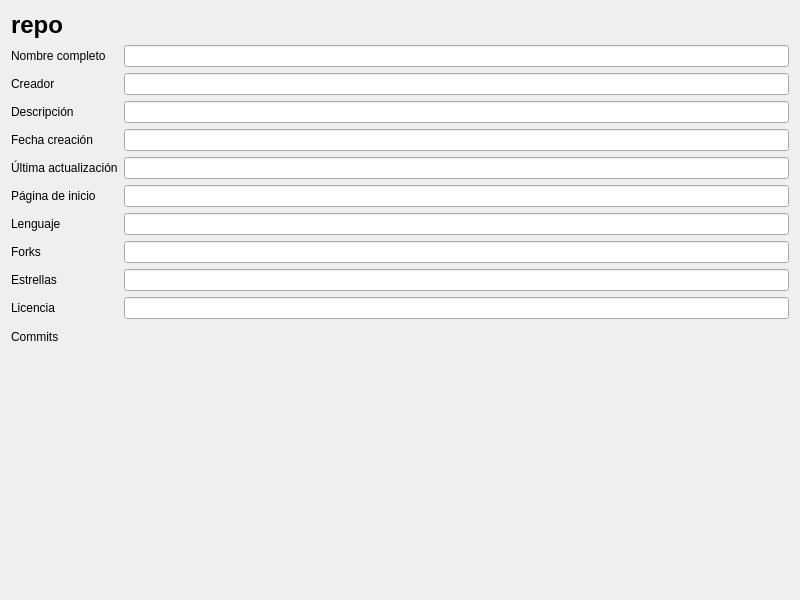
Old version of the form project.ui in the repository DomiTP-GIT/Git-Manager.
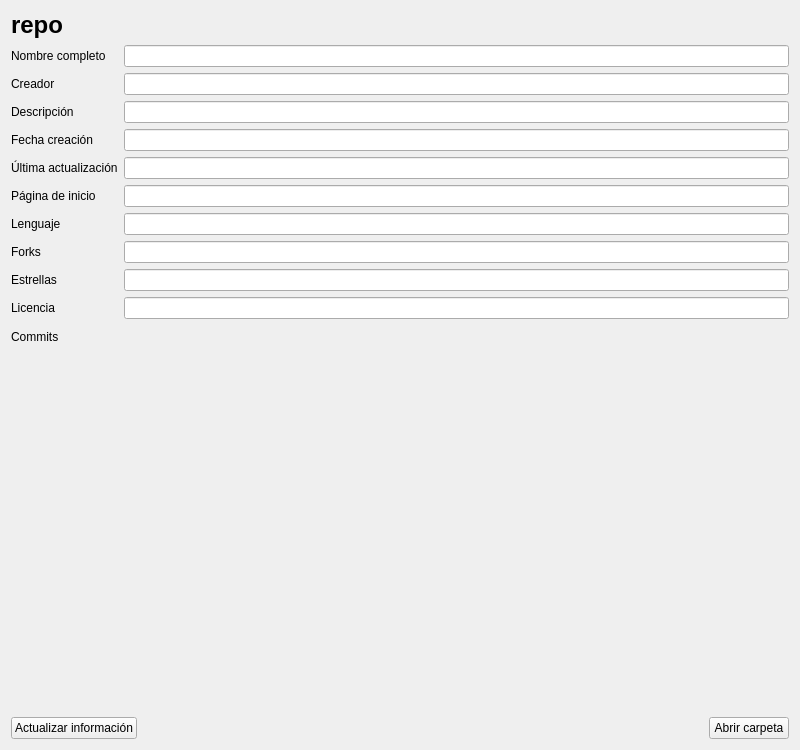
New version of the form.

```diff
--- a/project.ui
+++ b/project.ui
@@ -7,7 +7,7 @@
     <x>0</x>
     <y>0</y>
     <width>800</width>
-    <height>600</height>
+    <height>750</height>
    </rect>
   </property>
   <property name="windowTitle">
@@ -259,6 +259,52 @@
      </item>
     </layout>
    </item>
+   <item>
+    <layout class="QHBoxLayout" name="horizontalLayout_3">
+     <property name="topMargin">
+      <number>0</number>
+     </property>
+     <item>
+      <widget class="QPushButton" name="actualizarInformacionBtn">
+       <property name="sizePolicy">
+        <sizepolicy hsizetype="Fixed" vsizetype="Fixed">
+         <horstretch>0</horstretch>
+         <verstretch>0</verstretch>
+        </sizepolicy>
+       </property>
+       <property name="text">
+        <string>Actualizar información</string>
+       </property>
+      </widget>
+     </item>
+     <item>
+      <spacer name="horizontalSpacer">
+       <property name="orientation">
+        <enum>Qt::Horizontal</enum>
+       </property>
+       <property name="sizeHint" stdset="0">
+        <size>
+         <width>40</width>
+         <height>20</height>
+        </size>
+       </property>
+      </spacer>
+     </item>
+     <item>
+      <widget class="QPushButton" name="abrirCarpetaBtn">
+       <property name="sizePolicy">
+        <sizepolicy hsizetype="Fixed" vsizetype="Fixed">
+         <horstretch>0</horstretch>
+         <verstretch>0</verstretch>
+        </sizepolicy>
+       </property>
+       <property name="text">
+        <string>Abrir carpeta</string>
+       </property>
+      </widget>
+     </item>
+    </layout>
+   </item>
   </layout>
   <action name="actionConfiguraci_n">
    <property name="text">
```
